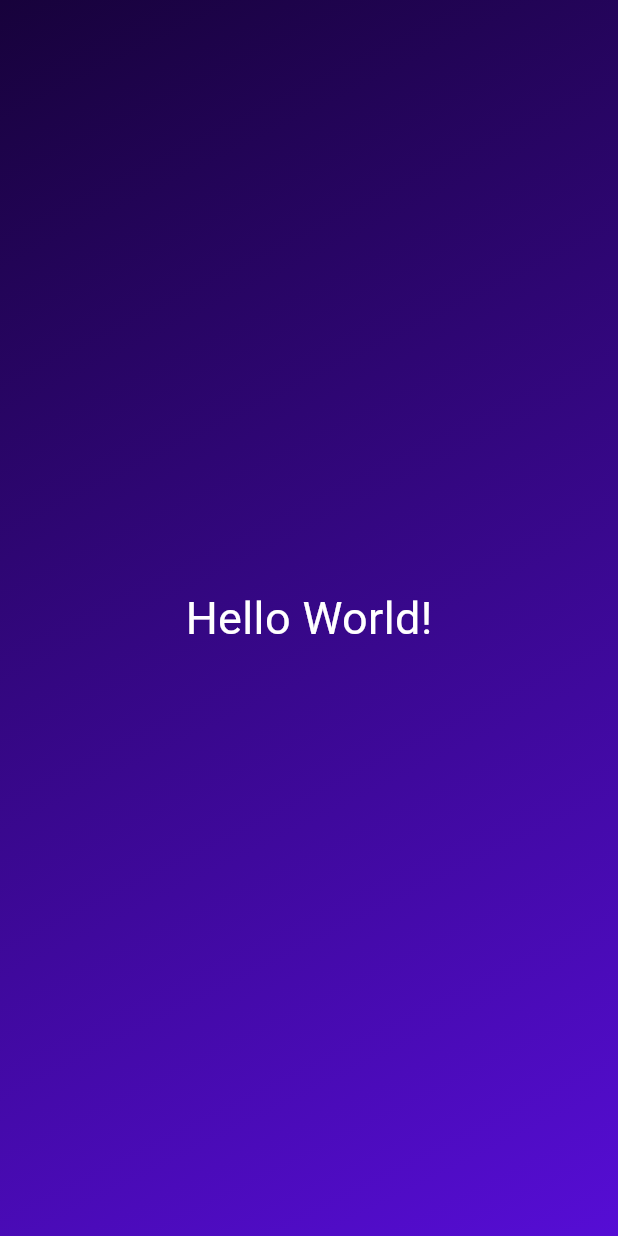
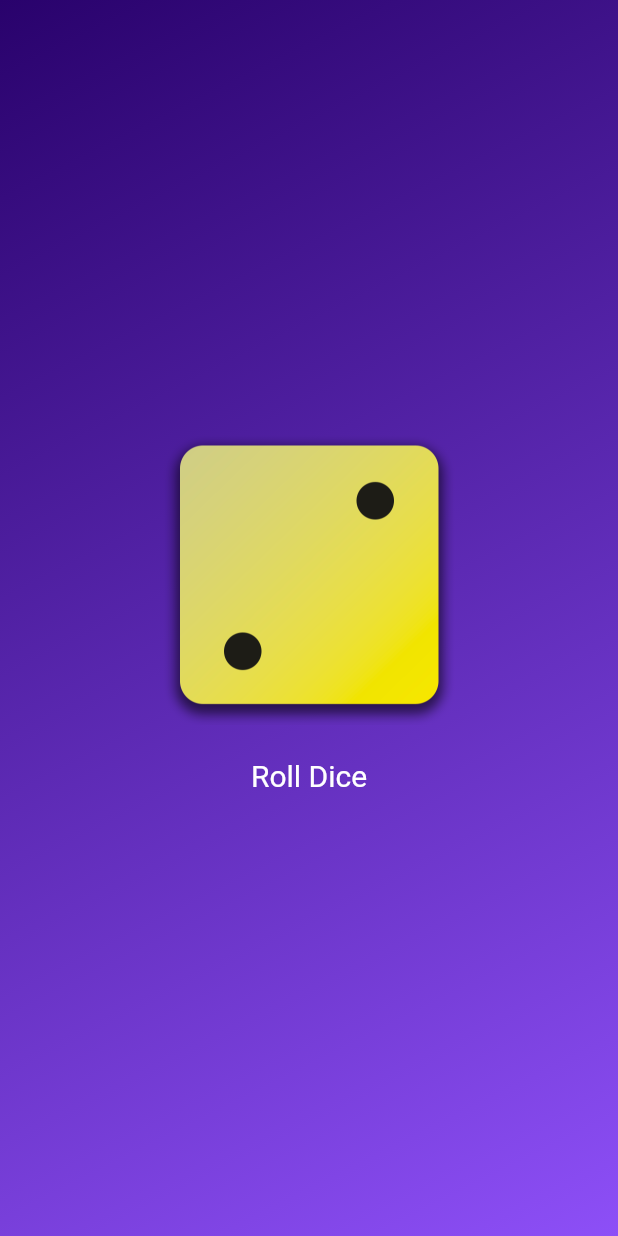
Before and after one commit to mathewwicky/dice_roller, a Flutter app: the screen it shows after launch, on a phone screen of 412 x 824 dp. Run offline on Flutter 3.47's test engine with Material 3 defaults, Android fonts, the phone set to English and light mode, and no system bars.

Commit message:
roll dice function

```diff
--- a/lib/gradient_container.dart
+++ b/lib/gradient_container.dart
@@ -1,28 +1,82 @@
 import 'package:flutter/material.dart';
-import 'package:dice/style_text.dart';
+//import 'package:dice/style_text.dart';
 
-const startAligment =  Alignment.topLeft;
+const startAligment = Alignment.topLeft;
 const endAligment = Alignment.bottomRight;
 
-class GradientContainer extends StatelessWidget{
-  const GradientContainer({super.key});
+class GradientContainer extends StatelessWidget {
+  GradientContainer(this.color1, this.color2, {super.key});
+
+  final Color color1;
+  final Color color2;
+
+  var activeDiceImage = 'assets/dice-images/dice-2.png';
+
+  // create a function for the onpress roll dice button
+
+  void rollDice() {
+    // logic for the button
+    activeDiceImage = 'assets/dice-images/dice-4.png';
+    print("helo");
+  }
+
   @override
   Widget build(BuildContext context) {
-
-    return  Container(
-          decoration: const BoxDecoration(
+    return Container(
+      decoration: BoxDecoration(
         gradient: LinearGradient(
-              colors: [
-                Color.fromARGB(255, 23, 2, 59),
-                Color.fromARGB(255, 86, 13, 213),
-              ],
+          colors: [color1, color2],
           begin: startAligment,
           end: endAligment,
         ),
       ),
-          child: const Center(
-            child: StyledText(),
+      child: Center(
+          child: Column(
+        mainAxisSize: MainAxisSize.min,
+        children: [
+          Image.asset(
+            activeDiceImage,
+            width: 200,
           ),
+          const SizedBox(
+            height: 10,
+          ),
+          TextButton(
+            onPressed: rollDice,
+            style: TextButton.styleFrom(
+              foregroundColor: Colors.white,
+              textStyle: const TextStyle(fontSize: 20),
+            ),
+            child: const Text("Roll Dice"),
+          )
+        ],
+      )),
     );
   }
 }
+
+
+
+
+
+// class GradientContainer extends StatelessWidget {
+//   const GradientContainer({super.key, required this.colors}); // named argument are always optional so we need the required key world
+
+//   final List<Color> colors;
+
+//   @override
+//   Widget build(BuildContext context) {
+//     return Container(
+//       decoration:  BoxDecoration(
+//         gradient: LinearGradient(
+//           colors: colors,
+//           begin: startAligment,
+//           end: endAligment,
+//         ),
+//       ),
+//       child: const Center(
+//         child: StyledText("Hello World"),
+//       ),
+//     );
+//   }
+// }
--- a/lib/main.dart
+++ b/lib/main.dart
@@ -1,12 +1,15 @@
 import 'package:flutter/material.dart';
 import 'package:dice/gradient_container.dart';
-import 'package:dice/style_text.dart';
+//import 'package:dice/style_text.dart';
 
 void main() {
   runApp(
-    const MaterialApp(
+     MaterialApp(
       home: Scaffold(
-        body:  GradientContainer(),
+        body: GradientContainer(
+         const Color.fromARGB(255, 41, 2, 108),
+         const Color.fromARGB(255, 141, 79, 247),
+        ),
       ),
     ),
   );
--- a/lib/style_text.dart
+++ b/lib/style_text.dart
@@ -1,12 +1,15 @@
 import 'package:flutter/material.dart';
 
 class StyledText extends StatelessWidget {
-  const StyledText({super.key});
+   const StyledText(this.text, {super.key});
+
+ final String text;
+
   @override
   Widget build(BuildContext context) {
-    return const Text(
-      'Hello World!',
-      style: TextStyle(
+    return  Text(
+      text,
+      style: const TextStyle(
         fontSize: 30,
         color: Colors.white,
       ),
```
Also changed, not shown: pubspec.yaml (+8 -3 lines), assets/dice-images/dice-1.png (added), assets/dice-images/dice-2.png (added), assets/dice-images/dice-3.png (added), assets/dice-images/dice-4.png (added), assets/dice-images/dice-5.png (added), assets/dice-images/dice-6.png (added). Lines whose indentation alone changed are shown as unchanged.
